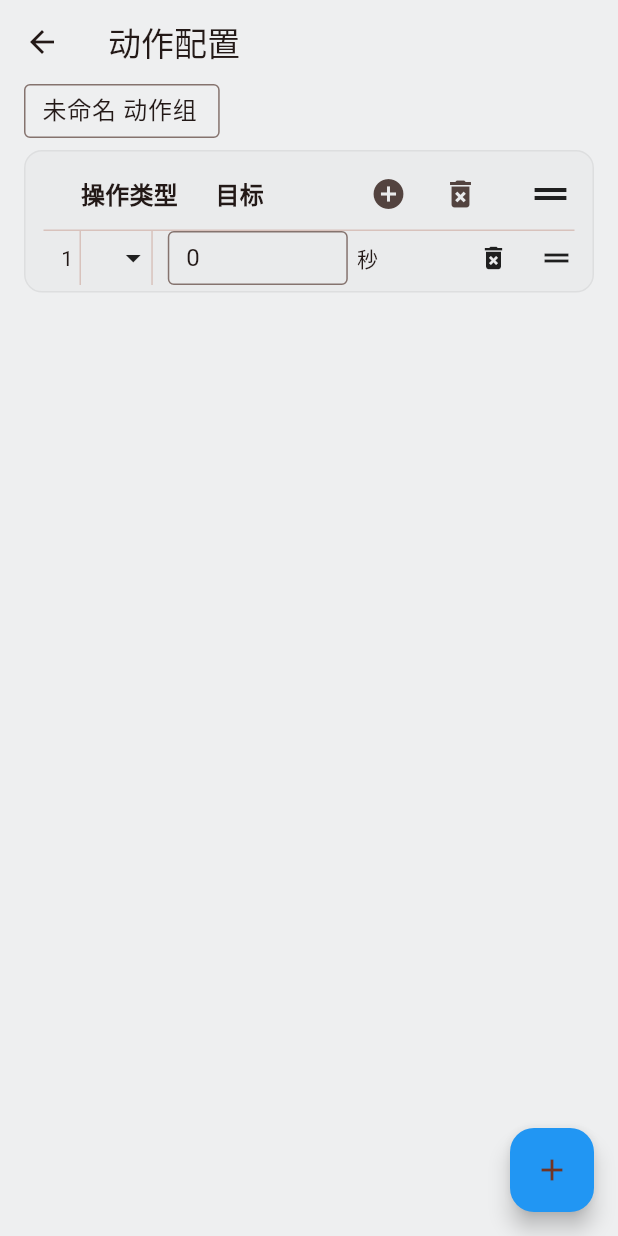
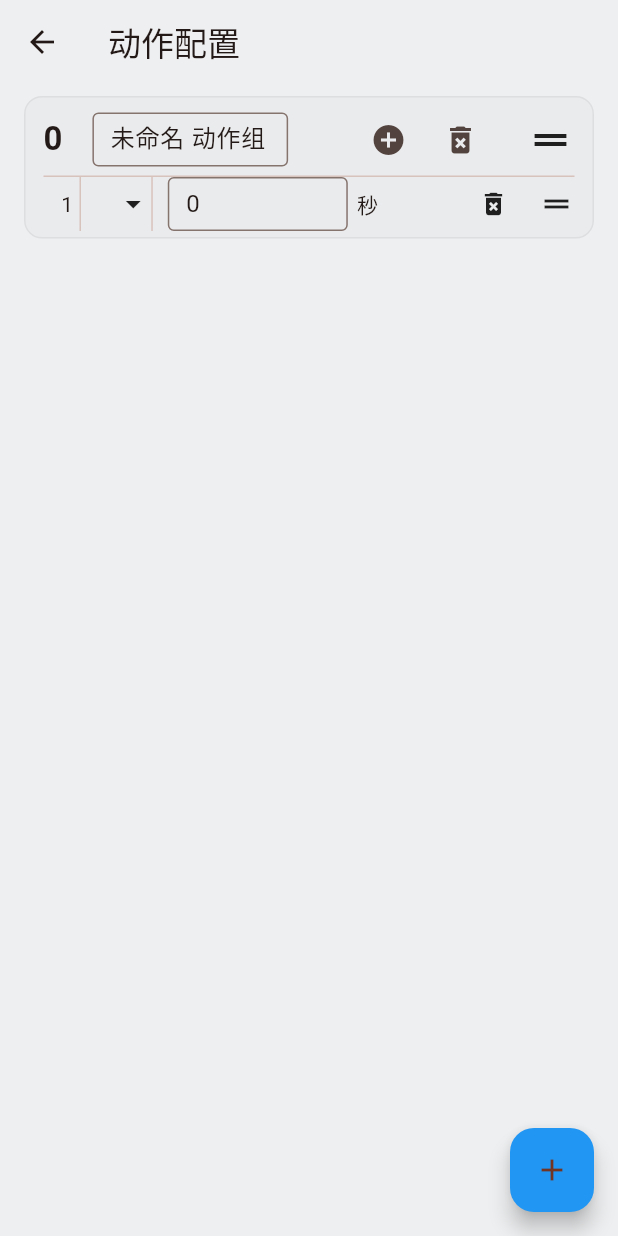
Before and after one commit to ry413/Laminor, a Flutter app: the ActionConfigPage screen opened directly, after a tap on the "add" icon, on a phone screen of 412 x 824 dp. Run offline on Flutter 3.47's test engine with Material 3 defaults, Android fonts, the phone set to English and light mode, and no system bars; our stand-ins replace file_picker; missing offline and left inert: dart:html, dart:ui_web.

Commit message:
新建下滚. 爽快的tab聚焦. 优化了侧边栏抽屉的写法, 动作页样式. 增加了'继电器'动作

```diff
--- a/lib/main.dart
+++ b/lib/main.dart
@@ -105,6 +105,7 @@ class _MyHomePageState extends State<MyHomePage> {
     List<Widget> navigationItems = [
       // 主页
       InkWell(
+        canRequestFocus: false,
         onTap: () {
           setState(() {
             _selectedIndex = indexHomePage;
@@ -131,150 +132,47 @@ class _MyHomePageState extends State<MyHomePage> {
           showBoardOutputList, () {
         showBoardOutputList = !showBoardOutputList;
       }),
-      if (showBoardOutputList)
-        ...boardNotifier.allBoard.asMap().entries.map((entry) {
-          return InkWell(
-            child: Padding(
-              padding: EdgeInsets.only(left: 60.0),
-              child: Row(
-                children: [
-                  Text('板子 ${entry.value.id}'),
-                ],
-              ),
-            ),
-            onTap: () {
-              setState(() {
-                _selectedIndex = indexBoardOutputPage;
-              });
-            },
-          );
-        }),
+      ...buildItemList(showBoardOutputList, boardNotifier.allOutputs, indexBoardOutputPage),
+
       Divider(height: 3),
+
       sideBarItem(indexLampPage, '灯配置', Icons.light, showLampList, () {
         showLampList = !showLampList;
       }),
-      if (showLampList)
-        ...lampNotifier.allLamps.entries.map((entry) {
-          return InkWell(
-            child: Padding(
-              padding: EdgeInsets.only(left: 60.0),
-              child: Row(
-                children: [
-                  Text(entry.value.name),
-                ],
-              ),
-            ),
-            onTap: () {
-              setState(() {
-                _selectedIndex = indexLampPage;
-              });
-            },
-          );
-        }),
+      ...buildItemList(showLampList, lampNotifier.allLamps, indexLampPage),
+
       sideBarItem(indexAirConPage, "空调配置", Icons.ac_unit_rounded, showACList,
           () {
         showACList = !showACList;
       }),
-      // 空调列表
-      if (showACList)
-        ...airConNotifier.allAirCons.entries.map((entry) {
-          return InkWell(
-            child: Padding(
-              padding: EdgeInsets.only(left: 60.0),
-              child: Row(
-                children: [
-                  Text(entry.value.name),
-                ],
-              ),
-            ),
-            onTap: () {
-              setState(() {
-                _selectedIndex = indexAirConPage;
-              });
-            },
-          );
-        }),
-
-      // sideBarItem(
-      //     indexCurtainConfig, '窗帘配置', Icons.curtains_closed, showCurtainList,
-      //     () {
-      //   showCurtainList = !showCurtainList;
-      // }),
+      ...buildItemList(showACList, airConNotifier.allAirCons, indexAirConPage),
 
       sideBarItem(
           indexRS485Page, '485配置', Icons.electrical_services, showRS485List,
           () {
         showRS485List = !showRS485List;
       }),
-      if (showRS485List)
-        ...rs485Notifier.allCommands.entries.map((entry) {
-          return InkWell(
-            child: Padding(
-              padding: EdgeInsets.only(left: 60.0),
-              child: Row(
-                children: [
-                  Text(entry.value.name),
-                ],
-              ),
-            ),
-            onTap: () {
-              setState(() {
-                _selectedIndex = indexRS485Page;
-              });
-            },
-          );
-        }),
+      ...buildItemList(showRS485List, rs485Notifier.allCommands, indexRS485Page),
 
       sideBarItem(
           indexActionGroupPage, '动作配置', Icons.local_movies, showActionList, () {
         showActionList = !showActionList;
       }),
-      if (showActionList)
-        ...actionGroupNotifier.allActionGroup.entries.map((entry) {
-          return InkWell(
-            child: Padding(
-              padding: EdgeInsets.only(left: 60.0),
-              child: Row(
-                children: [
-                  Text(entry.value.name),
-                ],
-              ),
-            ),
-            onTap: () {
-              setState(() {
-                _selectedIndex = indexActionGroupPage;
-              });
-            },
-          );
-        }),
+      ...buildItemList(showActionList, actionGroupNotifier.allActionGroup, indexActionGroupPage),
+
       Divider(height: 3),
+
       sideBarItem(
           indexPanelPage, '面板配置', Icons.border_all_rounded, showPanelList, () {
         showPanelList = !showPanelList;
       }),
-      if (showPanelList)
-        ...panelNotifier.allPanel.asMap().entries.map((entry) {
-          return InkWell(
-            child: Padding(
-              padding: EdgeInsets.only(left: 60.0),
-              child: Row(
-                children: [
-                  Text(entry.value.name),
-                ],
-              ),
-            ),
-            onTap: () {
-              setState(() {
-                _selectedIndex = indexPanelPage;
-              });
-            },
-          );
-        }),
+      ...buildItemList(showPanelList, panelNotifier.allPanel, indexPanelPage),
 
       sideBarItem(indexBoardInputPage, "输入配置", Icons.developer_board,
           showBoardInputList, () {
         showBoardInputList = !showBoardInputList;
       }),
+      // 不管, 这里逻辑不一样
       if (showBoardInputList)
         ...boardNotifier.allBoard.asMap().entries.map((entry) {
           return InkWell(
@@ -297,6 +195,7 @@ class _MyHomePageState extends State<MyHomePage> {
       Divider(height: 3),
       // 生成json的按钮
       InkWell(
+        canRequestFocus: false,
         onTap: () {
           generateJson();
         },
@@ -312,6 +211,7 @@ class _MyHomePageState extends State<MyHomePage> {
       ),
       // 上传json
       InkWell(
+        canRequestFocus: false,
         onTap: () {
           uploadAndParseJson();
         },
@@ -359,6 +259,7 @@ class _MyHomePageState extends State<MyHomePage> {
   InkWell sideBarItem(int index, String name, IconData icon, bool openDrawer,
       Function onPressed) {
     return InkWell(
+      canRequestFocus: false,
       onTap: () {
         setState(() {
           _selectedIndex = index;
@@ -376,7 +277,8 @@ class _MyHomePageState extends State<MyHomePage> {
                     color:
                         _selectedIndex == index ? Colors.white : Colors.black)),
             Spacer(),
-            IconButton(
+            ExcludeFocus(
+              child: IconButton(
                   icon: Icon(openDrawer
                       ? Icons.keyboard_arrow_down
                       : Icons.keyboard_arrow_left),
@@ -385,10 +287,43 @@ class _MyHomePageState extends State<MyHomePage> {
                       onPressed();
                     });
                   }),
+            ),
           ],
         ),
       ),
     );
+  }
+  // 构建侧边栏之下的展开抽屉
+  List<Widget> buildItemList(bool openDrawer, dynamic data, int pageIndex) {
+    if (!openDrawer) return [];
+
+    Map items = {};
+    if (data is Map) {
+      items = data;
+    } else if (data is List) {
+      items = data.asMap();
+    }
+
+    return items.entries.map((entry) {
+      return InkWell(
+        canRequestFocus: false,
+        child: Padding(
+          padding: EdgeInsets.only(left: 60.0),
+          child: Row(
+            children: [
+              Flexible(
+                  child:
+                      Text(entry.value.name, overflow: TextOverflow.ellipsis)),
+            ],
+          ),
+        ),
+        onTap: () {
+          setState(() {
+            _selectedIndex = pageIndex;
+          });
+        },
+      );
+    }).toList();
   }
 
   // 决定显示哪个页面
@@ -552,6 +487,14 @@ class _MyHomePageState extends State<MyHomePage> {
               .toList();
           acConfigNotifier.deserializationUpdate(newAirCons);
 
+          final rs485CommandNotifier =
+              // ignore: use_build_context_synchronously
+              Provider.of<RS485ConfigNotifier>(context, listen: false);
+          final newCommands = (jsonData['485指令码列表'] as List)
+              .map((item) => RS485Command.fromJson(item))
+              .toList();
+          rs485CommandNotifier.deserializationUpdate(newCommands);
+
           final actionGroupNotifier =
               // ignore: use_build_context_synchronously
               Provider.of<ActionConfigNotifier>(context, listen: false);
--- a/lib/pages/action_config_page.dart
+++ b/lib/pages/action_config_page.dart
@@ -2,6 +2,7 @@ import 'package:flutter/material.dart' hide Action;
 import 'package:flutter/services.dart';
 import 'package:flutter_web_1/providers/action_config_provider.dart';
 import 'package:flutter_web_1/providers/air_config_provider.dart';
+import 'package:flutter_web_1/providers/board_config_provider.dart';
 import 'package:flutter_web_1/providers/lamp_config_provider.dart';
 import 'package:flutter_web_1/providers/rs485_config_provider.dart';
 import 'package:flutter_web_1/widgets/common_widgets.dart';
@@ -18,6 +19,8 @@ class ActionConfigPage extends StatefulWidget {
 }
 
 class ActionConfigPageState extends State<ActionConfigPage> {
+  ScrollController _scrollController = ScrollController();
+
   @override
   Widget build(BuildContext context) {
     final actionConfigNotifier = context.watch<ActionConfigNotifier>();
@@ -34,6 +37,7 @@ class ActionConfigPageState extends State<ActionConfigPage> {
           children: [
             Expanded(
               child: ReorderableListView.builder(
+                scrollController: _scrollController,
                 shrinkWrap: true,
                 buildDefaultDragHandles: false,
                 onReorder: (oldIndex, newIndex) {
@@ -71,6 +75,7 @@ class ActionConfigPageState extends State<ActionConfigPage> {
                 },
               ),
             ),
+            SizedBox(height: 80)
           ],
         ),
       ),
@@ -79,6 +84,11 @@ class ActionConfigPageState extends State<ActionConfigPage> {
           onPressed: () {
             actionConfigNotifier.addOrUpdateActionGroup(
                 Action(type: getAvailableActionTypes(context).first));
+            WidgetsBinding.instance.addPostFrameCallback((_) {
+              _scrollController.jumpTo(
+                _scrollController.position.maxScrollExtent,
+              );
+            });
           }),
     );
   }
@@ -115,23 +125,6 @@ class _ActionGroupWidgetState extends State<ActionGroupWidget> {
     return Column(
       crossAxisAlignment: CrossAxisAlignment.start,
       children: [
-        IntrinsicWidth(
-          child: TextField(
-              decoration: InputDecoration(
-                isDense: true,
-                contentPadding:
-                    EdgeInsets.symmetric(horizontal: 8, vertical: 6),
-                border: OutlineInputBorder(
-                  borderRadius: BorderRadius.circular(4.0),
-                  borderSide: BorderSide(width: 1, color: Colors.brown),
-                ),
-              ),
-              controller: controller,
-              onChanged: (value) {
-                widget.actionGroup.name = value;
-                actionConfigNotifier.updateWidget();
-              }),
-        ),
         Container(
           margin: const EdgeInsets.symmetric(vertical: 8.0),
           padding: const EdgeInsets.symmetric(
@@ -147,12 +140,35 @@ class _ActionGroupWidgetState extends State<ActionGroupWidget> {
               Row(
                 mainAxisAlignment: MainAxisAlignment.start,
                 children: [
-                  SizedBox(width: 25),
-                  SectionTitle(title: '操作类型'),
-                  SizedBox(width: 25),
-                  SectionTitle(title: '目标'),
+                  Text(
+                    widget.index.toString(),
+                    style: Theme.of(context)
+                        .textTheme
+                        .titleLarge!
+                        .copyWith(fontWeight: FontWeight.bold),
+                  ),
+                  SizedBox(width: 20),
+                  IntrinsicWidth(
+                    child: TextField(
+                        decoration: InputDecoration(
+                          isDense: true,
+                          contentPadding:
+                              EdgeInsets.symmetric(horizontal: 8, vertical: 6),
+                          border: OutlineInputBorder(
+                            borderRadius: BorderRadius.circular(4.0),
+                            borderSide:
+                                BorderSide(width: 1, color: Colors.brown),
+                          ),
+                        ),
+                        controller: controller,
+                        onChanged: (value) {
+                          widget.actionGroup.name = value;
+                          actionConfigNotifier.updateWidget();
+                        }),
+                  ),
                   Spacer(),
-                  Tooltip(
+                  ExcludeFocus(
+                    child: Tooltip(
                       message: '添加动作',
                       child: IconButton(
                         icon: Icon(
@@ -167,13 +183,16 @@ class _ActionGroupWidgetState extends State<ActionGroupWidget> {
                         },
                       ),
                     ),
-                  Tooltip(
+                  ),
+                  ExcludeFocus(
+                    child: Tooltip(
                       message: '删除动作组',
                       child: IconButton(
                         onPressed: () => widget.onDelete(),
                         icon: Icon(
                           Icons.delete_forever,
                           size: 24, // 图标大小
+                        ),
                       ),
                     ),
                   ),
@@ -314,6 +333,7 @@ class _ActionWidgetState extends State<ActionWidget> {
     final allAirCons = context.watch<AirConNotifier>().allAirCons;
     final allRS485Commands = context.watch<RS485ConfigNotifier>().allCommands;
     final allActionGroup = context.watch<ActionConfigNotifier>().allActionGroup;
+    final allOutputs = context.watch<BoardConfigNotifier>().allOutputs;
 
     // 灯
     if (widget.action.type == ActionType.lamp) {
@@ -321,8 +341,7 @@ class _ActionWidgetState extends State<ActionWidget> {
       final lampType = allLamps[widget.action.targetUID]!.type;
 
       // 没法在widgets里写这逻辑, 只能在这里初始化
-      if (widget.action.operation == '调光' &&
-          widget.action.parameter == null) {
+      if (widget.action.operation == '调光' && widget.action.parameter == null) {
         widget.action.parameter = 1;
       }
 
@@ -367,10 +386,22 @@ class _ActionWidgetState extends State<ActionWidget> {
     // 485
     else if (widget.action.type == ActionType.rs485) {
       repairUID(allRS485Commands);
-      widget.action.operation = '发送'; // 485就一种操作
+
       widgets = [
         SectionTitle(title: '发送'),
         buildTargetDropdown(allRS485Commands),
+      ];
+      widget.action.operation = '发送'; // 485就一种操作
+    }
+    // 继电器
+    else if (widget.action.type == ActionType.relay) {
+      repairUID(allOutputs);
+
+      widgets = [
+        SectionTitle(title: '对'),
+        buildTargetDropdown(allOutputs),
+        SectionTitle(title: '执行'),
+        buildOperationDropdown(['开', '关']),
       ];
     }
     // 动作组
@@ -426,16 +457,7 @@ class _ActionWidgetState extends State<ActionWidget> {
 
     widgets.addAll([
       Spacer(),
-      Tooltip(
-        message: '删除',
-        child: InkWell(
-          onTap: () => widget.onDelete(),
-          child: Icon(
-            Icons.delete_forever,
-            size: 20, // 图标大小
-          ),
-        ),
-      ),
+      DeleteBtnDense(message: '删除动作', onDelete: () => widget.onDelete()),
       SizedBox(width: 20),
       ReorderableDragStartListener(
         index: index,
@@ -497,6 +519,8 @@ List<ActionType> getAvailableActionTypes(BuildContext context) {
       Provider.of<AirConNotifier>(context, listen: false).allAirCons;
   final allRS485Command =
       Provider.of<RS485ConfigNotifier>(context, listen: false).allCommands;
+  final allOutputs =
+      Provider.of<BoardConfigNotifier>(context, listen: false).allOutputs;
   final allActionGroup =
       Provider.of<ActionConfigNotifier>(context, listen: false).allActionGroup;
 
@@ -514,6 +538,10 @@ List<ActionType> getAvailableActionTypes(BuildContext context) {
     availableTypes.add(ActionType.rs485);
   }
 
+  if (allOutputs.isNotEmpty) {
+    availableTypes.add(ActionType.relay);
+  }
+
   // 但是, 这个部件不就是动作组吗, 动作组难道会被删光?
   if (allActionGroup.isNotEmpty) {
     availableTypes.add(ActionType.actionGroup);
--- a/lib/pages/air_config_page.dart
+++ b/lib/pages/air_config_page.dart
@@ -138,6 +138,7 @@ class ACConfigPageState extends State<ACConfigPage> {
                     );
                   },
                 ),
+                SizedBox(height: 80)
               ],
             ),
           ),
--- a/lib/pages/board_output_page.dart
+++ b/lib/pages/board_output_page.dart
@@ -38,7 +38,8 @@ class BoardOutputPageState extends State<BoardOutputPage> {
                 boardNotifier.removeAt(index);
               },
             ),
-          )
+          ),
+          SizedBox(height: 80)
         ]),
       ),
       floatingActionButton: FloatButton(
--- a/lib/pages/rs485_config_page.dart
+++ b/lib/pages/rs485_config_page.dart
@@ -66,6 +66,7 @@ class RS485ConfigPageState extends State<RS485ConfigPage> {
                     );
                   },
                 ),
+                SizedBox(height: 80)
               ],
             ),
           ),
@@ -173,6 +174,7 @@ class _RS485WidgetState extends State<RS485Widget> {
             Tooltip(
               message: '删除',
               child: InkWell(
+                canRequestFocus: false,
                 onTap: () => widget.onDelete(),
                 child: Icon(
                   Icons.delete_forever,
--- a/lib/providers/action_config_provider.dart
+++ b/lib/providers/action_config_provider.dart
@@ -9,6 +9,7 @@ enum ActionType {
   airCon, // 操作空调
   curtain, // 操作窗帘
   rs485, // 操作485
+  relay,    // 直接操作继电器
 
   actionGroup, // 调用动作组
   delay, // 延时
@@ -25,7 +26,8 @@ extension ActionTypeExtension on ActionType {
         return '窗帘';
       case ActionType.rs485:
         return '485';
-
+      case ActionType.relay:
+        return '继电器';
       // 特殊
       case ActionType.actionGroup:
         return '动作组';
@@ -66,6 +68,8 @@ class Action {
         break;
       case ActionType.rs485:
         break;
+      case ActionType.relay:
+        break;
       case ActionType.actionGroup:
         break;
       case ActionType.delay:
@@ -98,6 +102,8 @@ class Action {
       case ActionType.curtain:
         break;
       case ActionType.rs485:
+        break;
+      case ActionType.relay:
         break;
       case ActionType.actionGroup:
         break;
--- a/lib/widgets/common_widgets.dart
+++ b/lib/widgets/common_widgets.dart
@@ -120,7 +120,7 @@ class _BoardOutputDropdownState extends State<BoardOutputDropdown> {
                 allOutput[widget.selectedValue] ?? allOutput.values.first,
             items: allOutput.values.toList(),
             itemLabel: (output) =>
-                '${output.name} (板 ${output.hostBoardId} 输出通道 ${output.channel})',
+                '${output.name} (板 ${output.hostBoardId} 输出 ${output.channel})',
             onChanged: (output) => widget.onChanged(output!.uid)),
       ],
     );
@@ -381,6 +381,7 @@ class DeleteBtnDense extends StatelessWidget {
     return Tooltip(
       message: message,
       child: InkWell(
+        canRequestFocus: false,
         onTap: () => onDelete(),
         child: Icon(
           Icons.delete_forever,
```
Also changed, not shown: lib/pages/lamp_config_page.dart (+2 -10 lines), lib/pages/panel_config_page.dart (+11 -4 lines). Lines whose indentation alone changed are shown as unchanged.
